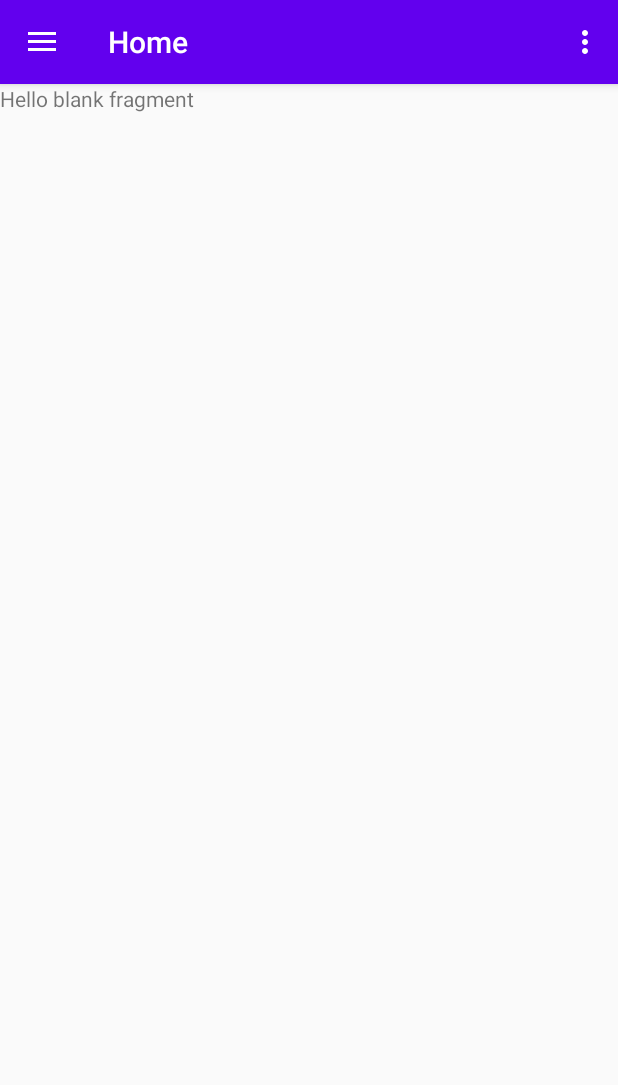
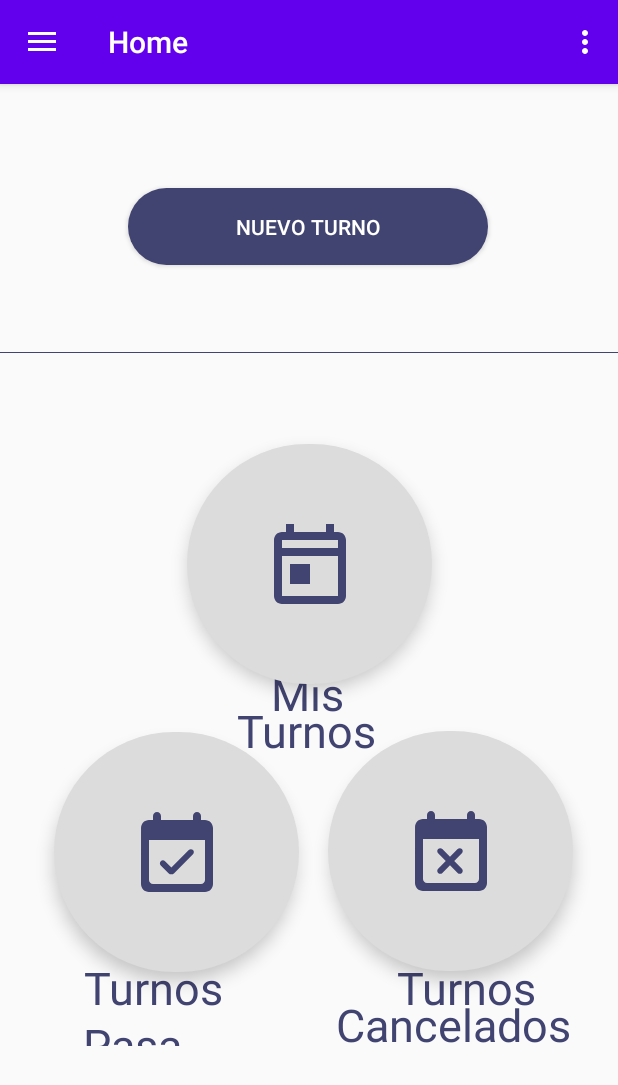
Before and after one commit to AleArmengol/Appointed, an Android app: the PatientHome screen opened directly, with no data from a screen before it, in the options menu, after a tap on "Settings", on a phone screen of 412 x 824 dp. Shown: the top 1085 px of the screen. Run offline under Robolectric (Android 15) with nearby library versions, the phone set to English and light mode, and no system bars; our stand-ins replace navigation-ui; 2 statements that could not run were skipped.

Commit message:
HomeFragment design and drawable files added

```diff
--- a/app/src/main/java/com/example/appointed/ui/cancelled_appointments/CancelledAppointmentsFragment.java
+++ b/app/src/main/java/com/example/appointed/ui/cancelled_appointments/CancelledAppointmentsFragment.java
@@ -3,12 +3,14 @@ package com.example.appointed.ui.cancelled_appointments;
 import android.os.Bundle;
 
 import androidx.fragment.app.Fragment;
+import androidx.fragment.app.FragmentManager;
 
 import android.util.Log;
 import android.view.LayoutInflater;
 import android.view.View;
 import android.view.ViewGroup;
 import android.widget.ArrayAdapter;
+import android.widget.Button;
 import android.widget.ListView;
 import android.widget.TextView;
 
@@ -86,6 +88,9 @@ public class CancelledAppointmentsFragment extends Fragment {
         adapter = new ArrayAdapter<String>(getActivity(),R.layout.fragment_cancelled_appointments, cancelled_appointments);
         message = (TextView) inflater.inflate(R.layout.fragment_cancelled_appointments, container, false).findViewById(R.id.messageText);
         listCancelled.setAdapter(adapter);
+
+
+
         this.getAppointments();
         return inflater.inflate(R.layout.fragment_cancelled_appointments, container, false);
     }
--- a/app/src/main/java/com/example/appointed/ui/home/HomeFragment.java
+++ b/app/src/main/java/com/example/appointed/ui/home/HomeFragment.java
@@ -6,6 +6,7 @@ import android.view.LayoutInflater;
 import android.view.View;
 import android.view.ViewGroup;
 import android.widget.Button;
+import android.widget.ImageButton;
 import android.widget.TextView;
 
 import androidx.annotation.NonNull;
@@ -35,10 +36,12 @@ public class HomeFragment extends Fragment {
                 ViewModelProviders.of(this).get(HomeViewModel.class);
         View rootView = inflater.inflate(R.layout.fragment_home, container, false);
 
-        Button cancelled_appointments_button = (Button)rootView.findViewById(R.id.cancelled_appointments_button);
-        Button past_appointments_button = (Button)rootView.findViewById(R.id.past_appointments_button);
-        Button booked_appointments_button = (Button)rootView.findViewById(R.id.booked_appointments_button);
+        ImageButton cancelled_appointments_button = (ImageButton)rootView.findViewById(R.id.cancelled_appointments_button);
+        ImageButton past_appointments_button = (ImageButton)rootView.findViewById(R.id.past_appointments_button);
+        ImageButton booked_appointments_button = (ImageButton)rootView.findViewById(R.id.booked_appointments_button);
         Button new_appointment_button  = (Button)rootView.findViewById(R.id.new_appointment_button);
+
+
 
         loggedPatient = (Patient) getActivity().getIntent().getSerializableExtra("loggedPatient");
 
@@ -57,7 +60,7 @@ public class HomeFragment extends Fragment {
             public void onClick(View view) {
                 CancelledAppointmentsFragment cafr = new CancelledAppointmentsFragment();
                 FragmentManager manager = getFragmentManager();
-                manager.beginTransaction().replace(R.id.nav_host_fragment,cafr).commit();
+                manager.beginTransaction().replace(R.id.nav_host_fragment,cafr).addToBackStack(null).commit();
             }
         });
 
@@ -66,7 +69,7 @@ public class HomeFragment extends Fragment {
             public void onClick(View view) {
                 BookedAppointmentsFragment bafr = new BookedAppointmentsFragment();
                 FragmentManager manager = getFragmentManager();
-                manager.beginTransaction().replace(R.id.nav_host_fragment,bafr).commit();
+                manager.beginTransaction().replace(R.id.nav_host_fragment,bafr).addToBackStack(null).commit();
             }
         });
 
@@ -75,7 +78,7 @@ public class HomeFragment extends Fragment {
             public void onClick(View view) {
                 PastAppointmentsFragment pafr = new PastAppointmentsFragment();
                 FragmentManager manager = getFragmentManager();
-                manager.beginTransaction().replace(R.id.nav_host_fragment,pafr).commit();
+                manager.beginTransaction().replace(R.id.nav_host_fragment,pafr).addToBackStack(null).commit();
             }
         });
 
--- /dev/null
+++ b/app/src/main/res/drawable/custom_button.xml
@@ -0,0 +1,7 @@
+<?xml version="1.0" encoding="utf-8"?>
+<shape xmlns:android="http://schemas.android.com/apk/res/android">
+
+    <solid android:color="#DCDCDC" />
+    <corners android:radius="999dp"/>
+
+</shape>
--- /dev/null
+++ b/app/src/main/res/drawable/ic_cancelled_appointments.xml
@@ -0,0 +1,10 @@
+<vector xmlns:android="http://schemas.android.com/apk/res/android"
+    android:width="64dp"
+    android:height="64dp"
+    android:viewportWidth="64"
+    android:viewportHeight="64">
+  <path
+      android:pathData="M50.6667,10.6667H48V8C48,6.5333 46.8,5.3333 45.3333,5.3333C43.8667,5.3333 42.6667,6.5333 42.6667,8V10.6667H21.3333V8C21.3333,6.5333 20.1333,5.3333 18.6667,5.3333C17.2,5.3333 16,6.5333 16,8V10.6667H13.3333C10.3733,10.6667 8.0267,13.0667 8.0267,16L8,53.3333C8,56.2667 10.3733,58.6667 13.3333,58.6667H50.6667C53.6,58.6667 56,56.2667 56,53.3333V16C56,13.0667 53.6,10.6667 50.6667,10.6667ZM26.24,46.5867L31.3333,41.4933L36.4267,46.5867C37.2,47.36 38.48,47.36 39.2533,46.5867C40.0267,45.8133 40.0267,44.5333 39.2533,43.76L34.16,38.6667L39.2533,33.5733C40.0267,32.8 40.0267,31.52 39.2533,30.7467C38.48,29.9733 37.2,29.9733 36.4267,30.7467L31.3333,35.84L26.24,30.7467C25.4667,29.9733 24.1867,29.9733 23.4133,30.7467C22.64,31.52 22.64,32.8 23.4133,33.5733L28.5067,38.6667L23.4133,43.76C22.64,44.5333 22.64,45.8133 23.4133,46.5867C24.1867,47.36 25.4667,47.36 26.24,46.5867ZM16,53.3333H48C49.4667,53.3333 50.6667,52.1333 50.6667,50.6667V24H13.3333V50.6667C13.3333,52.1333 14.5333,53.3333 16,53.3333Z"
+      android:fillColor="#414370"
+      android:fillType="evenOdd"/>
+</vector>
--- /dev/null
+++ b/app/src/main/res/drawable/ic_my_appointments.xml
@@ -0,0 +1,10 @@
+<vector xmlns:android="http://schemas.android.com/apk/res/android"
+    android:width="64dp"
+    android:height="64dp"
+    android:viewportWidth="64"
+    android:viewportHeight="64">
+  <path
+      android:pathData="M48,10.6667H50.6667C53.6,10.6667 56,13.0667 56,16V53.3333C56,56.2667 53.6,58.6667 50.6667,58.6667H13.3333C10.3733,58.6667 8,56.2667 8,53.3333V16C8,13.0667 10.3733,10.6667 13.3333,10.6667H16V5.3333H21.3333V10.6667H42.6667V5.3333H48V10.6667ZM13.3333,53.3333H50.6666V26.6667H13.3333V53.3333ZM50.6666,21.3333H13.3333V16H50.6666V21.3333ZM32,32H18.6667V45.3333H32V32Z"
+      android:fillColor="#414370"
+      android:fillType="evenOdd"/>
+</vector>
--- /dev/null
+++ b/app/src/main/res/drawable/ic_past_appointments.xml
@@ -0,0 +1,10 @@
+<vector xmlns:android="http://schemas.android.com/apk/res/android"
+    android:width="64dp"
+    android:height="64dp"
+    android:viewportWidth="64"
+    android:viewportHeight="64">
+  <path
+      android:pathData="M50.6667,10.6667H48V8C48,6.5333 46.8,5.3333 45.3333,5.3333C43.8667,5.3333 42.6667,6.5333 42.6667,8V10.6667H21.3333V8C21.3333,6.5333 20.1333,5.3333 18.6667,5.3333C17.2,5.3333 16,6.5333 16,8V10.6667H13.3333C10.3733,10.6667 8.0267,13.0667 8.0267,16L8,53.3333C8,56.2667 10.3733,58.6667 13.3333,58.6667H50.6667C53.6,58.6667 56,56.2667 56,53.3333V16C56,13.0667 53.6,10.6667 50.6667,10.6667ZM42.6667,30.7467C41.8933,29.9733 40.6133,29.9733 39.84,30.7467L28.24,42.3467L24,38.1067C23.2267,37.3333 21.9467,37.3333 21.1733,38.1067C20.4,38.88 20.4,40.16 21.1733,40.9333L26.3467,46.1067C27.3867,47.1467 29.0667,47.1467 30.1067,46.1067L42.64,33.5733C43.44,32.8 43.44,31.52 42.6667,30.7467ZM16,53.3333H48C49.4667,53.3333 50.6667,52.1333 50.6667,50.6667V24H13.3333V50.6667C13.3333,52.1333 14.5333,53.3333 16,53.3333Z"
+      android:fillColor="#414370"
+      android:fillType="evenOdd"/>
+</vector>
--- /dev/null
+++ b/app/src/main/res/drawable/lines.xml
@@ -0,0 +1,4 @@
+<?xml version="1.0" encoding="utf-8"?>
+<shape xmlns:android="http://schemas.android.com/apk/res/android">
+    <solid android:color="#414370" />
+</shape>
--- /dev/null
+++ b/app/src/main/res/drawable/new_appointment_button.xml
@@ -0,0 +1,5 @@
+<?xml version="1.0" encoding="utf-8"?>
+<shape xmlns:android="http://schemas.android.com/apk/res/android">
+    <solid android:color="#414370" />
+    <corners android:radius="40px" />
+</shape>
--- a/app/src/main/res/layout/fragment_cancelled_appointments.xml
+++ b/app/src/main/res/layout/fragment_cancelled_appointments.xml
@@ -1,5 +1,6 @@
 <?xml version="1.0" encoding="utf-8"?>
-<FrameLayout xmlns:android="http://schemas.android.com/apk/res/android"
+<androidx.constraintlayout.widget.ConstraintLayout xmlns:android="http://schemas.android.com/apk/res/android"
+    xmlns:app="http://schemas.android.com/apk/res-auto"
     xmlns:tools="http://schemas.android.com/tools"
     android:layout_width="match_parent"
     android:layout_height="match_parent"
@@ -17,10 +18,15 @@
     <ListView
         android:id="@+id/listCancelled"
         android:layout_width="419dp"
-        android:layout_height="487dp" >
+        android:layout_height="487dp"
+        app:layout_constraintBottom_toBottomOf="parent"
+        app:layout_constraintEnd_toEndOf="parent"
+        app:layout_constraintHorizontal_bias="0.0"
+        app:layout_constraintStart_toStartOf="parent"
+        app:layout_constraintTop_toTopOf="@+id/messageText"
+        app:layout_constraintVertical_bias="0.262">
 
     </ListView>
 
 
-
-</FrameLayout>
+</androidx.constraintlayout.widget.ConstraintLayout>
--- a/app/src/main/res/layout/fragment_home.xml
+++ b/app/src/main/res/layout/fragment_home.xml
@@ -8,50 +8,157 @@
 
     <Button
         android:id="@+id/new_appointment_button"
+        style="@style/button_color"
+        android:layout_width="240dp"
+        android:layout_height="51dp"
+        android:background="@drawable/new_appointment_button"
+        android:text="Nuevo Turno"
+        android:elevation="10px"
+        app:layout_constraintBottom_toBottomOf="parent"
+        app:layout_constraintEnd_toEndOf="parent"
+        app:layout_constraintHorizontal_bias="0.497"
+        app:layout_constraintStart_toStartOf="parent"
+        app:layout_constraintTop_toTopOf="parent"
+        app:layout_constraintVertical_bias="0.097" />
+
+    <View
+        android:id="@+id/view"
+        android:layout_width="match_parent"
+        android:layout_height="0.2dp"
+        android:background="@drawable/lines"
+        app:layout_constraintBottom_toBottomOf="parent"
+        app:layout_constraintEnd_toEndOf="parent"
+        app:layout_constraintHorizontal_bias="0.0"
+        app:layout_constraintStart_toStartOf="parent"
+        app:layout_constraintTop_toTopOf="parent"
+        app:layout_constraintVertical_bias="0.233">
+
+    </View>
+
+
+    <ImageButton
+        android:id="@+id/booked_appointments_button"
+        android:layout_width="245px"
+        android:layout_height="240px"
+        android:elevation="10px"
+        android:background="@drawable/custom_button"
+        android:src="@drawable/ic_my_appointments"
+        app:layout_constraintBottom_toBottomOf="parent"
+        app:layout_constraintEnd_toEndOf="parent"
+        app:layout_constraintStart_toStartOf="parent"
+        app:layout_constraintTop_toTopOf="parent"
+        app:layout_constraintVertical_bias="0.395" />
+
+    <TextView
+        android:id="@+id/textView6"
+        style="@style/labels"
         android:layout_width="wrap_content"
         android:layout_height="wrap_content"
-        android:text="Nuevo Turno"
+        android:text="Turnos"
+        android:textSize="45px"
+        app:layout_constraintBottom_toBottomOf="parent"
+        app:layout_constraintEnd_toEndOf="parent"
+        app:layout_constraintHorizontal_bias="0.495"
+        app:layout_constraintStart_toStartOf="parent"
+        app:layout_constraintTop_toTopOf="parent"
+        app:layout_constraintVertical_bias="0.565" />
+
+    <TextView
+        android:id="@+id/textView"
+        style="@style/labels"
+        android:layout_width="wrap_content"
+        android:layout_height="wrap_content"
+        android:text="Mis"
+        android:textSize="45px"
         app:layout_constraintBottom_toBottomOf="parent"
         app:layout_constraintEnd_toEndOf="parent"
         app:layout_constraintHorizontal_bias="0.498"
         app:layout_constraintStart_toStartOf="parent"
         app:layout_constraintTop_toTopOf="parent"
-        app:layout_constraintVertical_bias="0.142" />
+        app:layout_constraintVertical_bias="0.531" />
 
-    <Button
-        android:id="@+id/booked_appointments_button"
+    <TextView
+        android:id="@+id/textView4"
+        style="@style/labels"
+        android:layout_width="70dp"
+        android:layout_height="21dp"
+        android:text="Pasados"
+        android:textSize="45px"
+        app:layout_constraintBottom_toBottomOf="parent"
+        app:layout_constraintEnd_toEndOf="parent"
+        app:layout_constraintHorizontal_bias="0.161"
+        app:layout_constraintStart_toStartOf="parent"
+        app:layout_constraintTop_toTopOf="parent"
+        app:layout_constraintVertical_bias="0.83" />
+
+    <ImageButton
+        android:id="@+id/cancelled_appointments_button"
+        android:layout_width="245px"
+        android:layout_height="240px"
+        android:elevation="10px"
+        android:background="@drawable/custom_button"
+        android:src="@drawable/ic_cancelled_appointments"
+        app:layout_constraintBottom_toBottomOf="parent"
+        app:layout_constraintEnd_toEndOf="parent"
+        app:layout_constraintHorizontal_bias="0.88"
+        app:layout_constraintStart_toStartOf="parent"
+        app:layout_constraintTop_toTopOf="parent"
+        app:layout_constraintVertical_bias="0.709" />
+
+    <TextView
+        android:id="@+id/textView2"
+        style="@style/labels"
         android:layout_width="wrap_content"
         android:layout_height="wrap_content"
-        android:text="Mis turnos"
+        android:text="Turnos"
+        android:textSize="45px"
         app:layout_constraintBottom_toBottomOf="parent"
         app:layout_constraintEnd_toEndOf="parent"
+        app:layout_constraintHorizontal_bias="0.176"
         app:layout_constraintStart_toStartOf="parent"
         app:layout_constraintTop_toTopOf="parent"
-        app:layout_constraintVertical_bias="0.499" />
+        app:layout_constraintVertical_bias="0.8" />
 
-    <Button
-        android:id="@+id/past_appointments_button"
+    <TextView
+        android:id="@+id/textView5"
+        style="@style/labels"
         android:layout_width="wrap_content"
         android:layout_height="wrap_content"
-        android:text="Turnos pasados"
+        android:text="Cancelados"
+        android:textSize="45px"
         app:layout_constraintBottom_toBottomOf="parent"
-
-        app:layout_constraintEnd_toEndOf="@+id/cancelled_appointments_button"
-        app:layout_constraintHorizontal_bias="0.064"
+        app:layout_constraintEnd_toEndOf="parent"
+        app:layout_constraintHorizontal_bias="0.878"
         app:layout_constraintStart_toStartOf="parent"
         app:layout_constraintTop_toTopOf="parent"
-        app:layout_constraintVertical_bias="0.754" />
+        app:layout_constraintVertical_bias="0.834" />
 
-    <Button
-        android:id="@+id/cancelled_appointments_button"
+    <TextView
+        android:id="@+id/textView3"
+        style="@style/labels"
         android:layout_width="wrap_content"
         android:layout_height="wrap_content"
-        android:text="Turnos cancelados"
+        android:text="Turnos"
+        android:textSize="45px"
         app:layout_constraintBottom_toBottomOf="parent"
         app:layout_constraintEnd_toEndOf="parent"
-        app:layout_constraintHorizontal_bias="0.932"
+        app:layout_constraintHorizontal_bias="0.829"
         app:layout_constraintStart_toStartOf="parent"
         app:layout_constraintTop_toTopOf="parent"
-        app:layout_constraintVertical_bias="0.754" />
+        app:layout_constraintVertical_bias="0.8" />
+
+    <ImageButton
+        android:id="@+id/past_appointments_button"
+        android:layout_width="245px"
+        android:layout_height="240px"
+        android:elevation="10px"
+        android:background="@drawable/custom_button"
+        android:src="@drawable/ic_past_appointments"
+        app:layout_constraintBottom_toBottomOf="parent"
+        app:layout_constraintEnd_toEndOf="parent"
+        app:layout_constraintHorizontal_bias="0.144"
+        app:layout_constraintStart_toStartOf="parent"
+        app:layout_constraintTop_toTopOf="parent"
+        app:layout_constraintVertical_bias="0.71" />
 
 </androidx.constraintlayout.widget.ConstraintLayout>
--- a/app/src/main/res/values/styles.xml
+++ b/app/src/main/res/values/styles.xml
@@ -13,6 +13,14 @@
         <item name="windowNoTitle">true</item>
     </style>
 
+    <style name="button_color">
+        <item name="android:textColor">#FFFFFF</item>
+    </style>
+
+    <style name="labels" >
+        <item name="android:textColor">#414370</item>
+    </style>
+
     <style name="AppTheme.AppBarOverlay" parent="ThemeOverlay.AppCompat.Dark.ActionBar" />
 
     <style name="AppTheme.PopupOverlay" parent="ThemeOverlay.AppCompat.Light" />
```
